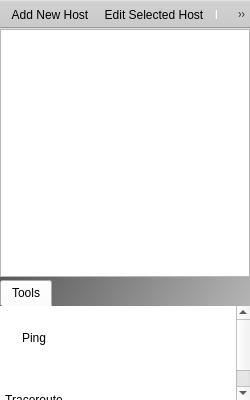
This is mainwindow.ui in renatoferreirarenatoferreira/quickmon as Qt 5 draws it before an edit. The edited form follows.
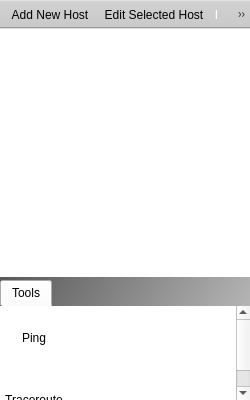
This is the edited form. Icons and pictures are not drawn. Custom widgets are drawn as their Qt base class.

Commit message: Fixing host list layout.

The edit to the form file:
```diff
--- a/mainwindow.ui
+++ b/mainwindow.ui
@@ -59,6 +59,9 @@
     </property>
     <item>
      <widget class="HostsTreeView" name="treeView_Hosts">
+      <property name="styleSheet">
+       <string notr="true">border: none;</string>
+      </property>
       <property name="dragEnabled">
        <bool>true</bool>
       </property>
```
